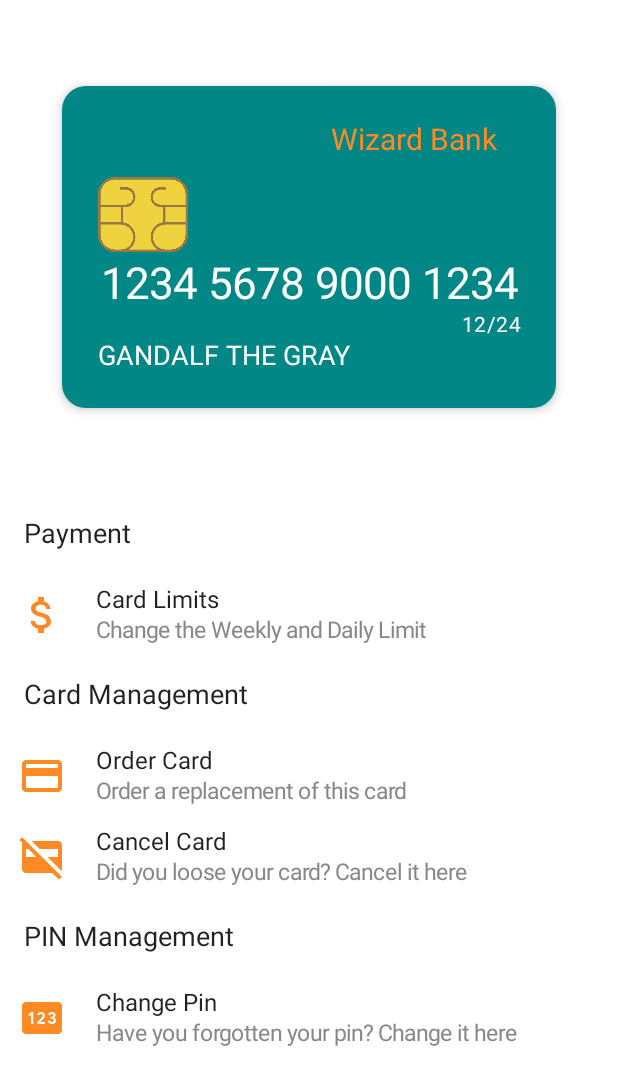
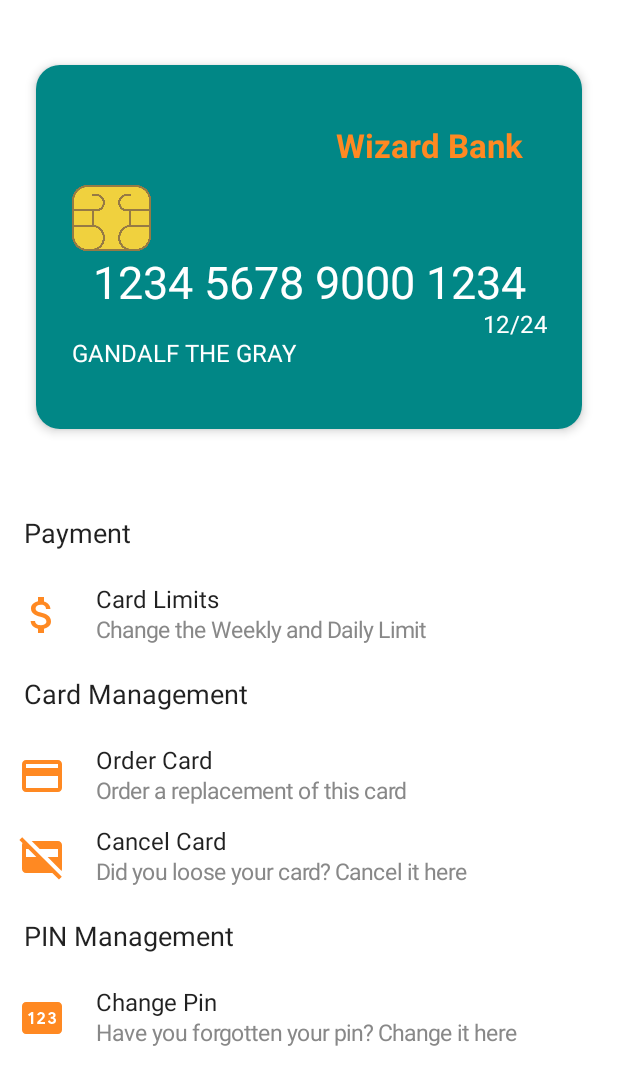
Before and after one commit to Kuruchy/MyCards, an Android app built with Jetpack Compose: the composable CardOverview shown on its own in the app's theme, on a phone screen of 412 x 824 dp. Shown: the top 1085 px of the screen. Run offline under Robolectric (Android 15) with nearby library versions, the phone set to English and light mode, and no system bars; our stand-ins replace accompanist.

Commit message:
Make Card Completely scalable

```diff
--- a/app/src/main/java/com/kurulabs/mycards/ui/composable/cards/Actions.kt
+++ b/app/src/main/java/com/kurulabs/mycards/ui/composable/cards/Actions.kt
@@ -17,13 +17,12 @@ import com.kurulabs.mycards.model.cards.CardActionItem.CardAction
 
 @Composable
 internal fun Actions(
+    modifier: Modifier,
     actions: List<CardAction>,
-    screenHeight: Dp,
     onClick: (CardAction) -> Unit
 ) {
     LazyColumn(
-        modifier = Modifier
-            .height(screenHeight)
+        modifier = modifier
             .wrapContentWidth()
             .padding(horizontal = 8.dp)
             .background(color = MaterialTheme.colors.background),
--- a/app/src/main/java/com/kurulabs/mycards/ui/composable/cards/BankCard.kt
+++ b/app/src/main/java/com/kurulabs/mycards/ui/composable/cards/BankCard.kt
@@ -1,6 +1,7 @@
 package com.kurulabs.mycards.ui.composable.cards
 
 import androidx.compose.foundation.Image
+import androidx.compose.foundation.layout.BoxWithConstraints
 import androidx.compose.foundation.layout.Column
 import androidx.compose.foundation.layout.fillMaxWidth
 import androidx.compose.foundation.layout.height
@@ -9,12 +10,12 @@ import androidx.compose.foundation.layout.width
 import androidx.compose.foundation.layout.wrapContentHeight
 import androidx.compose.material.Card
 import androidx.compose.material.MaterialTheme
-import androidx.compose.material.Text
 import androidx.compose.runtime.Composable
 import androidx.compose.ui.Alignment
 import androidx.compose.ui.Modifier
 import androidx.compose.ui.graphics.Color
 import androidx.compose.ui.res.painterResource
+import androidx.compose.ui.text.font.FontWeight
 import androidx.compose.ui.text.style.TextAlign
 import androidx.compose.ui.text.style.TextOverflow
 import androidx.compose.ui.tooling.preview.Preview
@@ -30,7 +31,7 @@ import com.kurulabs.mycards.ui.composable.FontSizeRange
 import com.kurulabs.mycards.ui.theme.BankCardRoundedCornersShape
 import com.kurulabs.mycards.ui.theme.MyCardsTheme
 import com.kurulabs.mycards.ui.theme.typography
-import java.util.Locale
+import java.util.*
 
 @Preview(showBackground = true)
 @Composable
@@ -38,7 +39,7 @@ fun BankCardPreview() {
     MyCardsTheme {
         BankCard(
             Modifier
-                .width(400.dp), getDemoCards().first()
+                .width(120.dp), getDemoCards().first()
         )
     }
 }
@@ -49,6 +50,8 @@ internal fun BankCard(
     modifier: Modifier,
     cardData: CardData
 ) {
+    BoxWithConstraints {
+        val maxHeight = maxHeight
         Card(
             modifier = modifier,
             backgroundColor = cardData.getBackgroundColor(),
@@ -59,21 +62,29 @@ internal fun BankCard(
                 modifier = modifier
                     .fillMaxWidth()
                     .wrapContentHeight()
-                .padding(24.dp)
             ) {
-            Text(
+                AutoResizeText(
                     modifier = Modifier
                         .fillMaxWidth()
                         .padding(bottom = 8.dp)
                         .padding(horizontal = 16.dp),
                     text = cardData.bankName,
-                style = typography.h1.copy(color = cardData.getTextColor()),
+                    maxLines = 1,
+                    fontSizeRange = FontSizeRange(
+                        min = 10.sp,
+                        max = 22.sp,
+                    ),
+                    overflow = TextOverflow.Visible,
+                    style = typography.h1.copy(
+                        color = cardData.getTextColor(),
+                        fontWeight = FontWeight.Bold
+                    ),
                     textAlign = TextAlign.End,
                 )
                 Image(
                     modifier = Modifier
-                    .width(60.dp)
-                    .height(60.dp)
+                        .width(maxHeight * 0.16f)
+                        .height(maxHeight * 0.16f)
                         .align(Alignment.Start),
                     painter = painterResource(id = R.drawable.chip),
                     contentDescription = null
@@ -91,16 +102,29 @@ internal fun BankCard(
                     style = MaterialTheme.typography.body1.copy(color = Color.White),
                     textAlign = TextAlign.Center
                 )
-            Text(
+                AutoResizeText(
                     modifier = Modifier
-                    .fillMaxWidth(),
+                        .width(maxHeight * 0.3f)
+                        .align(Alignment.End),
+                    maxLines = 1,
+                    fontSizeRange = FontSizeRange(
+                        min = 10.sp,
+                        max = 16.sp,
+                    ),
+                    overflow = TextOverflow.Visible,
                     text = cardData.validDate,
                     style = typography.body2.copy(color = Color.White),
                     textAlign = TextAlign.End,
                 )
-            Text(
+                AutoResizeText(
                     modifier = Modifier
                         .fillMaxWidth(),
+                    maxLines = 1,
+                    fontSizeRange = FontSizeRange(
+                        min = 10.sp,
+                        max = 16.sp,
+                    ),
+                    overflow = TextOverflow.Visible,
                     text = cardData.owner.uppercase(Locale.getDefault()),
                     style = typography.h2.copy(color = Color.White),
                     textAlign = TextAlign.Start,
@@ -108,3 +132,4 @@ internal fun BankCard(
             }
         }
     }
+}
--- a/app/src/main/java/com/kurulabs/mycards/ui/composable/cards/CardOverview.kt
+++ b/app/src/main/java/com/kurulabs/mycards/ui/composable/cards/CardOverview.kt
@@ -6,6 +6,7 @@ import androidx.compose.foundation.layout.Arrangement
 import androidx.compose.foundation.layout.BoxWithConstraints
 import androidx.compose.foundation.layout.Column
 import androidx.compose.foundation.layout.fillMaxWidth
+import androidx.compose.foundation.layout.height
 import androidx.compose.foundation.layout.padding
 import androidx.compose.runtime.Composable
 import androidx.compose.ui.Modifier
@@ -21,6 +22,7 @@ fun CardOverview(
     MyCardsTheme {
         BoxWithConstraints {
             val maxHeight = maxHeight
+            val maxWidth = maxWidth
             Column(
                 modifier = Modifier
                     .fillMaxWidth()
@@ -28,15 +30,15 @@ fun CardOverview(
                 verticalArrangement = Arrangement.Top,
             ) {
                 Carrousel(
+                    modifier = Modifier.height(maxHeight * 0.4f),
                     cards = viewModel.cards,
-                    screenHeight = maxHeight * 0.4f,
                     setActions = { index ->
                         viewModel.setActions(index = index)
                     }
                 )
                 Actions(
+                    modifier = Modifier.height(maxHeight * 0.6f),
                     actions = viewModel.actions,
-                    screenHeight = maxHeight * 0.6f,
                     onClick = { cardAction ->
                         Toast.makeText(context, cardAction.name, Toast.LENGTH_SHORT).show()
                     }
--- a/app/src/main/java/com/kurulabs/mycards/ui/composable/cards/Carrousel.kt
+++ b/app/src/main/java/com/kurulabs/mycards/ui/composable/cards/Carrousel.kt
@@ -1,13 +1,15 @@
 package com.kurulabs.mycards.ui.composable.cards
 
 import androidx.compose.foundation.layout.BoxWithConstraints
+import androidx.compose.foundation.layout.aspectRatio
 import androidx.compose.foundation.layout.fillMaxWidth
 import androidx.compose.foundation.layout.height
+import androidx.compose.foundation.layout.padding
 import androidx.compose.foundation.layout.width
 import androidx.compose.foundation.layout.wrapContentHeight
 import androidx.compose.runtime.Composable
 import androidx.compose.ui.Modifier
-import androidx.compose.ui.unit.Dp
+import androidx.compose.ui.unit.dp
 import com.google.accompanist.pager.ExperimentalPagerApi
 import com.google.accompanist.pager.HorizontalPager
 import com.google.accompanist.pager.rememberPagerState
@@ -17,24 +19,24 @@ import com.kurulabs.mycards.model.cards.CardData
 @OptIn(ExperimentalPagerApi::class)
 @Composable
 internal fun Carrousel(
+    modifier: Modifier,
     cards: List<CardData>,
-    screenHeight: Dp,
     setActions: (Int) -> Unit
 ) {
     BoxWithConstraints {
         val pagerState = rememberPagerState()
 
         HorizontalPager(
-            modifier = Modifier
-                .fillMaxWidth()
-                .height(screenHeight),
+            modifier = modifier
+                .fillMaxWidth(),
             count = cards.size,
             state = pagerState,
         ) { page ->
             BankCard(
                 modifier = Modifier
+                    .aspectRatio(1.5f)
                     .wrapContentHeight()
-                    .width(maxWidth * 0.8f),
+                    .padding(horizontal = 24.dp),
                 cardData = cards[page]
             )
         }
```
Lines whose indentation alone changed are shown as unchanged.
